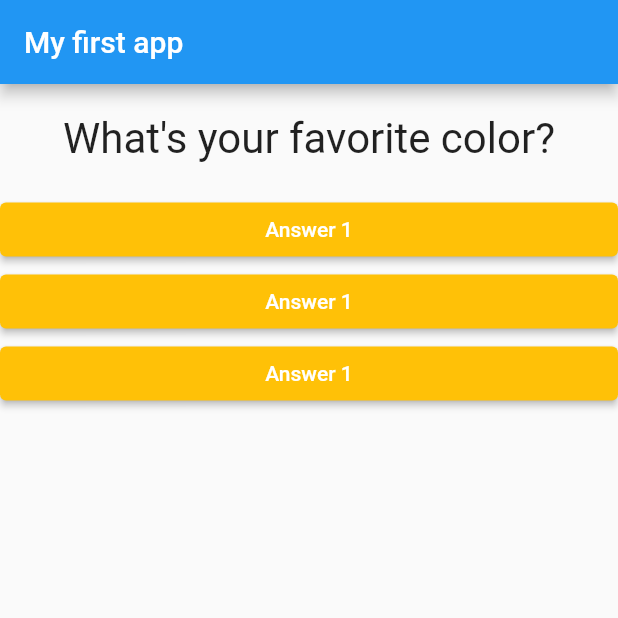
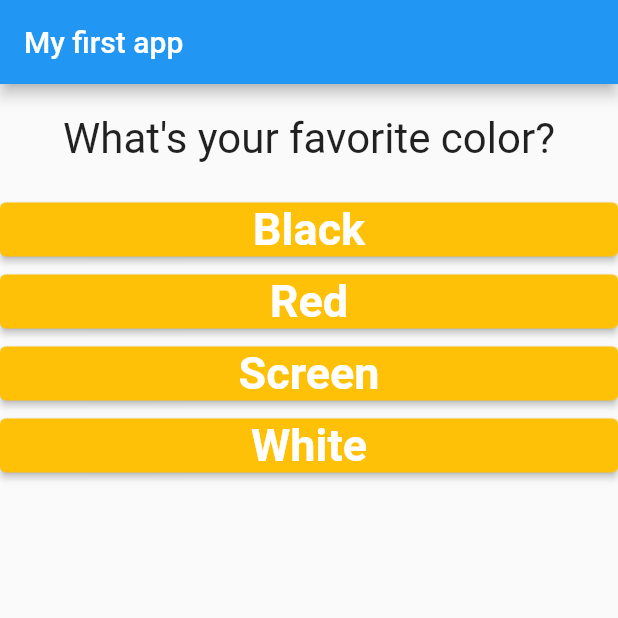
Before and after one commit to thq4n/flutter_complete_guide, a Flutter app: the screen it shows after launch, on a phone screen of 412 x 824 dp, the top half of it. Run offline on Flutter 3.47's test engine with Material 2 defaults, Android fonts, the phone set to English and light mode, and no system bars.

Commit message:
Map structure, map function, spread operator

```diff
--- a/lib/answer.dart
+++ b/lib/answer.dart
@@ -2,17 +2,25 @@ import 'package:flutter/material.dart';
 
 class Answer extends StatelessWidget {
   final Function selectHanlder;
+  final String answerText;
 
-  Answer(this.selectHanlder);
+  Answer(this.selectHanlder, this.answerText);
 
   @override
   Widget build(BuildContext context) {
     return Container(
       width: double.infinity,
       child: ElevatedButton(
-        style: ElevatedButton.styleFrom(primary: Colors.amber),
+        style: ElevatedButton.styleFrom(
+          primary: Colors.amber,
+          textStyle: TextStyle(
+            fontSize: 30,
+            fontWeight: FontWeight.bold,
+            color: Colors.white,
+          ),
+        ),
         onPressed: () => selectHanlder(),
-        child: Text("Answer 1"),
+        child: Text(answerText),
       ),
     );
   }
--- a/lib/main.dart
+++ b/lib/main.dart
@@ -19,7 +19,7 @@ class _MyAppState extends State<MyApp> {
   void _answerQuestion() {
     setState(() {
       _questionIndex++;
-      if (_questionIndex > 1) {
+      if (_questionIndex > 2) {
         _questionIndex = 0;
       }
     });
@@ -31,8 +31,18 @@ class _MyAppState extends State<MyApp> {
   @override
   Widget build(BuildContext context) {
     var questions = [
-      "What's your favorite color?",
-      "What's your favorite animal?",
+      {
+        "questionText": "What's your favorite color?",
+        "answers": ["Black", "Red", "Screen", "White"],
+      },
+      {
+        "questionText": "What's your favorite animal?",
+        "answers": ["Dog", "Cat", "Snake", "Rabbit"],
+      },
+      {
+        "questionText": "What's your favorite drink?",
+        "answers": ["Cock", "Pepsi", "Sting", "7Up"],
+      },
     ];
     return MaterialApp(
       home: Scaffold(
@@ -41,10 +51,12 @@ class _MyAppState extends State<MyApp> {
         ),
         body: Column(
           children: <Widget>[
-            Question(questions.elementAt(_questionIndex)),
-            Answer(_answerQuestion),
-            Answer(_answerQuestion),
-            Answer(_answerQuestion),
+            Question(
+                questions.elementAt(_questionIndex)['questionText'].toString()),
+            ...(questions[_questionIndex]["answers"] as List<String>)
+                .map((answer) {
+              return Answer(_answerQuestion, answer);
+            }).toList(),
           ],
         ),
       ),
```
